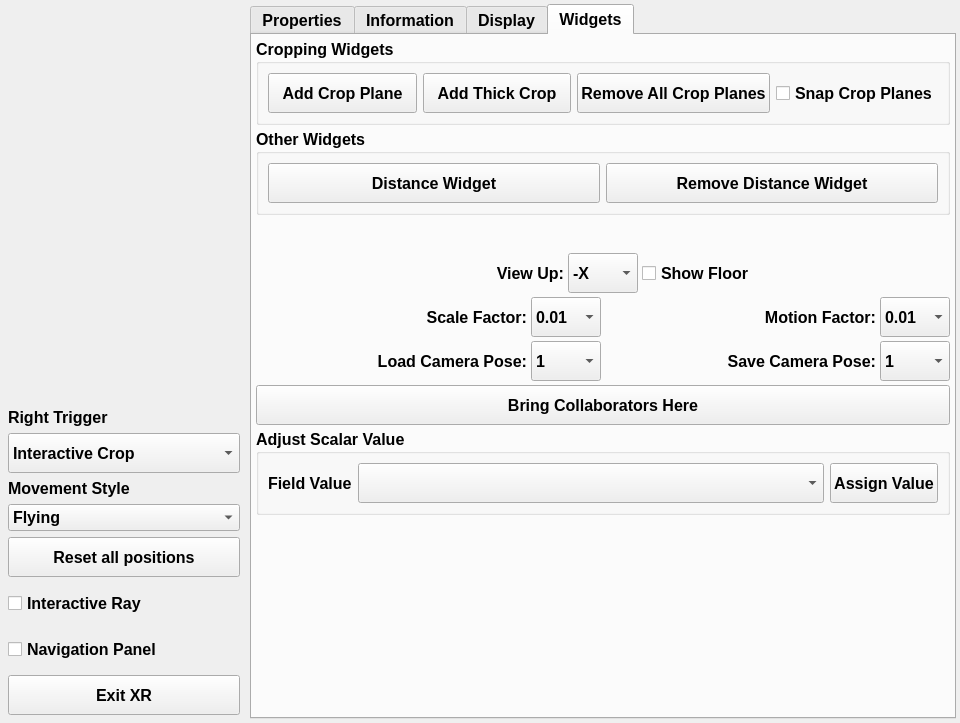
This is Plugins/XRInterface/Plugin/pqXRInterfaceControls.ui in Kitware/ParaView as Qt 5 draws it before an edit. The edited form follows.
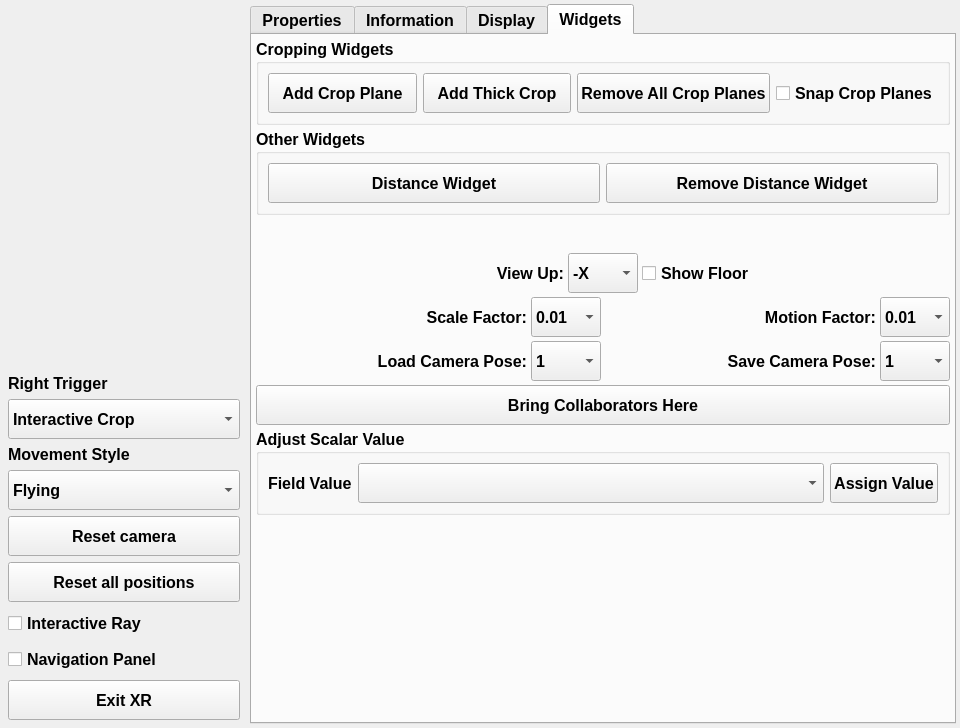
This is the edited form. Custom widgets are drawn as their Qt base class.

Commit message:
XRInterface: Add a button to reset camera in menu
This commit adds a button in the VR menu to reset the camera by
bringing the object(s) at the center of the physical world.

```diff
--- a/Plugins/XRInterface/Plugin/pqXRInterfaceControls.ui
+++ b/Plugins/XRInterface/Plugin/pqXRInterfaceControls.ui
@@ -153,6 +153,12 @@
       </item>
       <item>
        <widget class="QComboBox" name="movementStyle">
+        <property name="minimumSize">
+         <size>
+          <width>0</width>
+          <height>40</height>
+         </size>
+        </property>
         <item>
          <property name="text">
           <string>Flying</string>
@@ -165,6 +171,19 @@
         </item>
        </widget>
       </item>
+      <item>
+       <widget class="QPushButton" name="resetCameraButton">
+        <property name="minimumSize">
+         <size>
+          <width>0</width>
+          <height>40</height>
+         </size>
+        </property>
+        <property name="text">
+         <string>Reset camera</string>
+        </property>
+       </widget>
+      </item>
       <item>
        <widget class="QPushButton" name="resetPositionsButton">
         <property name="minimumSize">
@@ -183,7 +202,7 @@
         <property name="minimumSize">
          <size>
           <width>0</width>
-          <height>40</height>
+          <height>30</height>
          </size>
         </property>
         <property name="text">
@@ -196,7 +215,7 @@
         <property name="minimumSize">
          <size>
           <width>0</width>
-          <height>40</height>
+          <height>30</height>
          </size>
         </property>
         <property name="styleSheet">
```
The commit also changes 5 other files.
